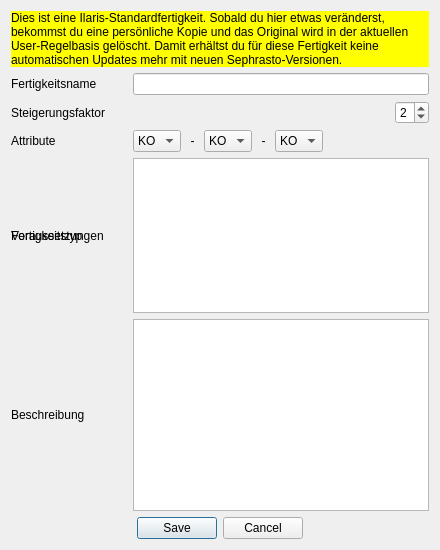
Qt form UI/DatenbankEditFertigkeit.ui (Aeolitus/Sephrasto) before a commit.
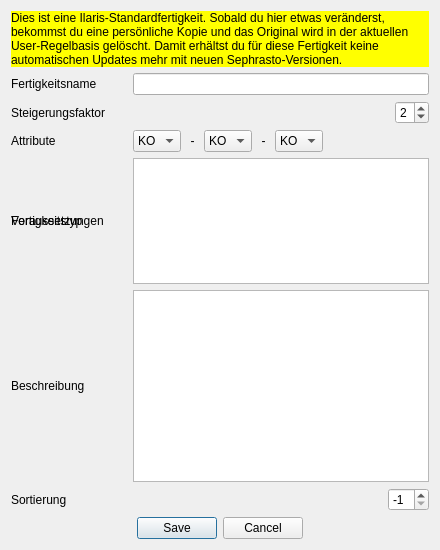
The same form after that commit.

What changed in the file:
```diff
--- a/UI/DatenbankEditFertigkeit.ui
+++ b/UI/DatenbankEditFertigkeit.ui
@@ -325,6 +325,52 @@
        </item>
       </layout>
      </item>
+	 <item row="6" column="0">
+      <widget class="QLabel" name="label_12">
+       <property name="minimumSize">
+        <size>
+         <width>110</width>
+         <height>0</height>
+        </size>
+       </property>
+       <property name="text">
+        <string>Sortierung</string>
+       </property>
+      </widget>
+     </item>
+	 <item row="6" column="2">
+      <layout class="QHBoxLayout" name="horizontalLayout_12">
+       <item>
+        <spacer name="horizontalSpacer_12">
+         <property name="orientation">
+          <enum>Qt::Horizontal</enum>
+         </property>
+         <property name="sizeHint" stdset="0">
+          <size>
+           <width>40</width>
+           <height>20</height>
+          </size>
+         </property>
+        </spacer>
+       </item>
+       <item>
+        <widget class="QSpinBox" name="sortierungEdit">
+         <property name="suffix">
+          <string/>
+         </property>
+         <property name="minimum">
+          <number>-1</number>
+         </property>
+         <property name="singleStep">
+          <number>1</number>
+         </property>
+         <property name="value">
+          <number>-1</number>
+         </property>
+        </widget>
+       </item>
+      </layout>
+     </item>
      <item row="0" column="0" colspan="3">
       <widget class="QLabel" name="warning">
        <property name="styleSheet">
```
